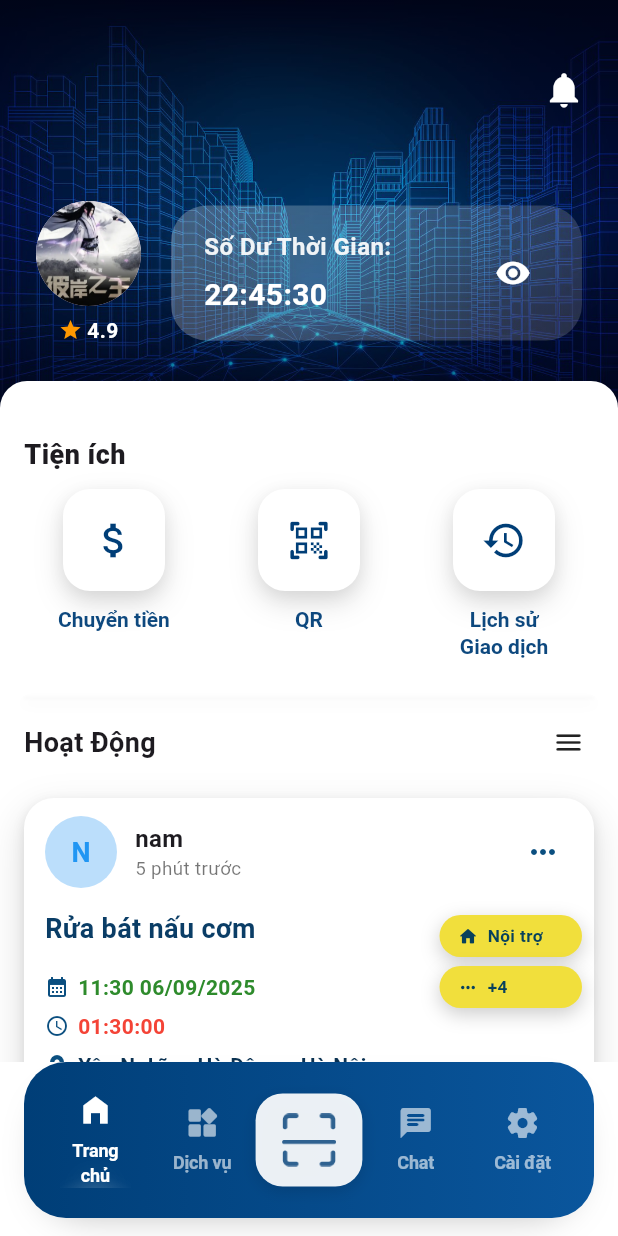
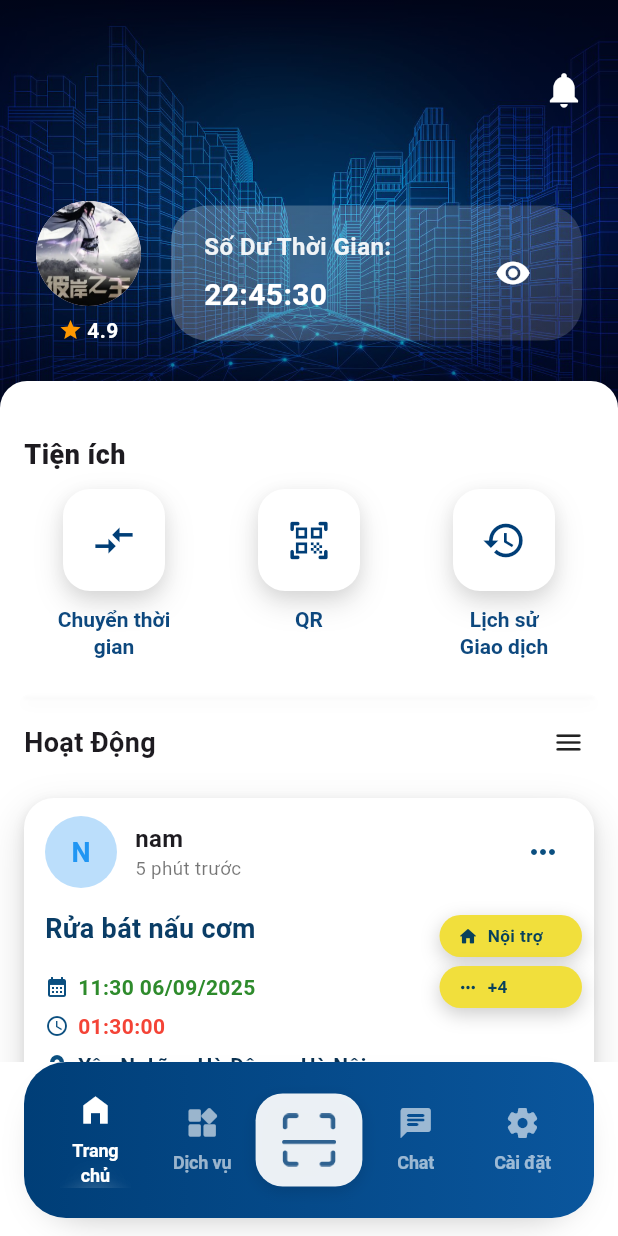
Before and after one commit to namthanhit/Time_Bank_Flutter, a Flutter app: the AppShell screen opened by its route, on a phone screen of 412 x 824 dp. Run offline on Flutter 3.47's test engine with Material 3 defaults, Android fonts, the phone set to English and light mode, and no system bars; our stand-ins replace dio, equatable, flutter_riverpod, flutter_secure_storage, freezed_annotation, pin_code_fields; accounts and stored records are empty.

Commit message:
edit icon time transfer

```diff
--- a/lib/features/home/ui/widgets/quick_actions.dart
+++ b/lib/features/home/ui/widgets/quick_actions.dart
@@ -25,8 +25,8 @@ class QuickActions extends StatelessWidget {
             crossAxisAlignment: CrossAxisAlignment.start,
             children: [
               MenuButton(
-                icon: Icons.attach_money,
-                label: 'Chuyển tiền',
+                icon: Icons.compare_arrows,
+                label: 'Chuyển thời gian',
                 onTap: onTransfer,
               ),
               const SizedBox(width: 50),
```
